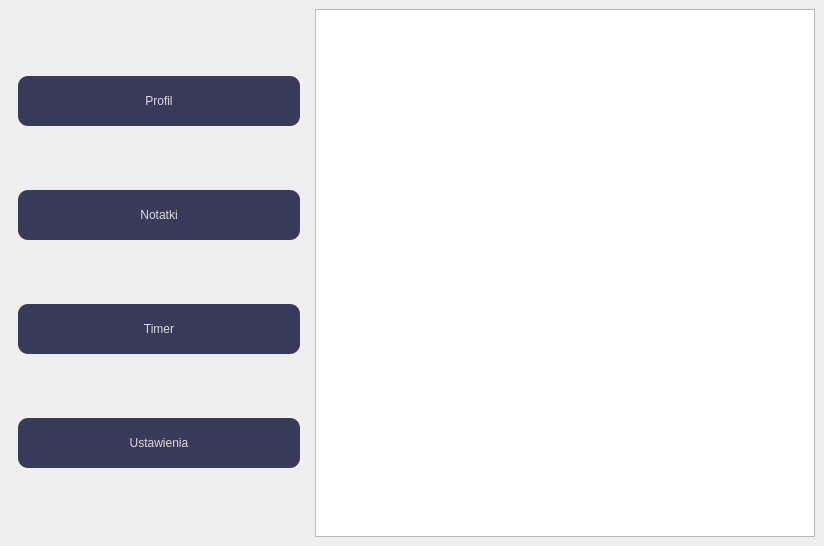
Above: zuzia_test.ui from PyShaman/ZP before the change. Below: the same form after it.
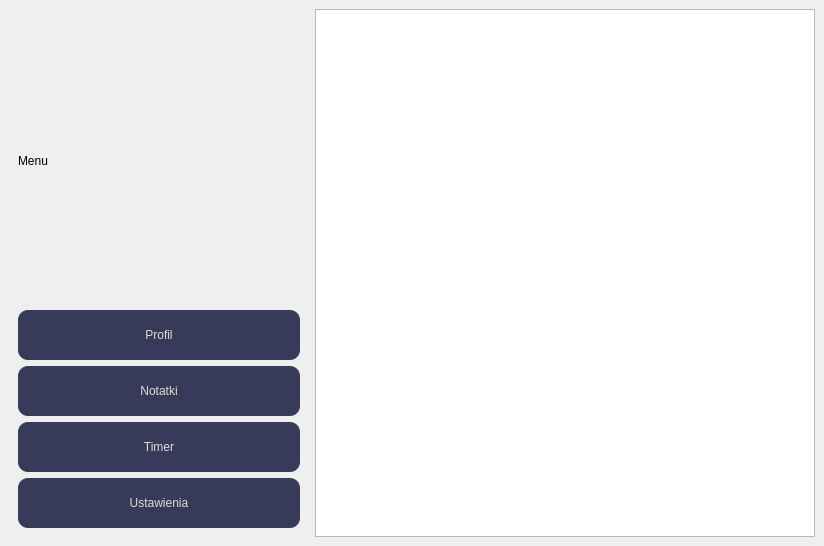
That is the form after the change.

Commit message: working side menu slide

What changed in the file:
```diff
--- a/zuzia_test.ui
+++ b/zuzia_test.ui
@@ -6,7 +6,7 @@
    <rect>
     <x>0</x>
     <y>0</y>
-    <width>752</width>
+    <width>824</width>
     <height>546</height>
    </rect>
   </property>
@@ -24,6 +24,13 @@
        </size>
       </property>
       <layout class="QVBoxLayout" name="verticalLayout">
+       <item>
+        <widget class="QLabel" name="label">
+         <property name="text">
+          <string>Menu</string>
+         </property>
+        </widget>
+       </item>
        <item>
         <widget class="QPushButton" name="pushButton_4">
          <property name="minimumSize">
@@ -38,6 +45,7 @@
 	background-color: rgb(56, 58, 89);
 	color: rgb(220, 220, 220);
 	border-radius: 10px;
+    padding: 5px 10px
 }</string>
          </property>
          <property name="text">
@@ -59,6 +67,7 @@
 	background-color: rgb(56, 58, 89);
 	color: rgb(220, 220, 220);
 	border-radius: 10px;
+    padding: 5px 10px
 }</string>
          </property>
          <property name="text">
@@ -80,6 +89,7 @@
 	background-color: rgb(56, 58, 89);
 	color: rgb(220, 220, 220);
 	border-radius: 10px;
+    padding: 5px 10px
 }</string>
          </property>
          <property name="text">
@@ -101,6 +111,7 @@
 	background-color: rgb(56, 58, 89);
 	color: rgb(220, 220, 220);
 	border-radius: 10px;
+    padding: 5px 10px
 }</string>
          </property>
          <property name="text">
```
The commit also changes 28 other files.
